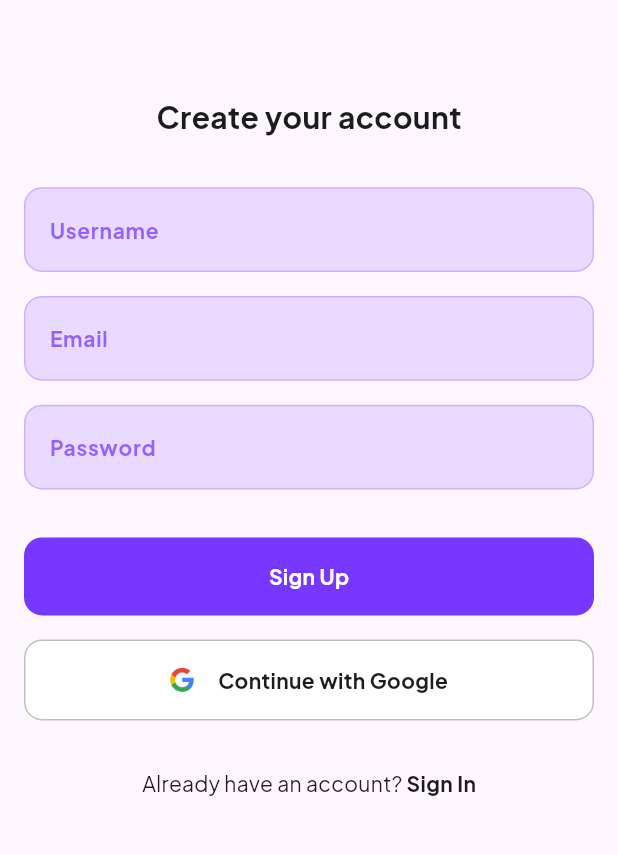
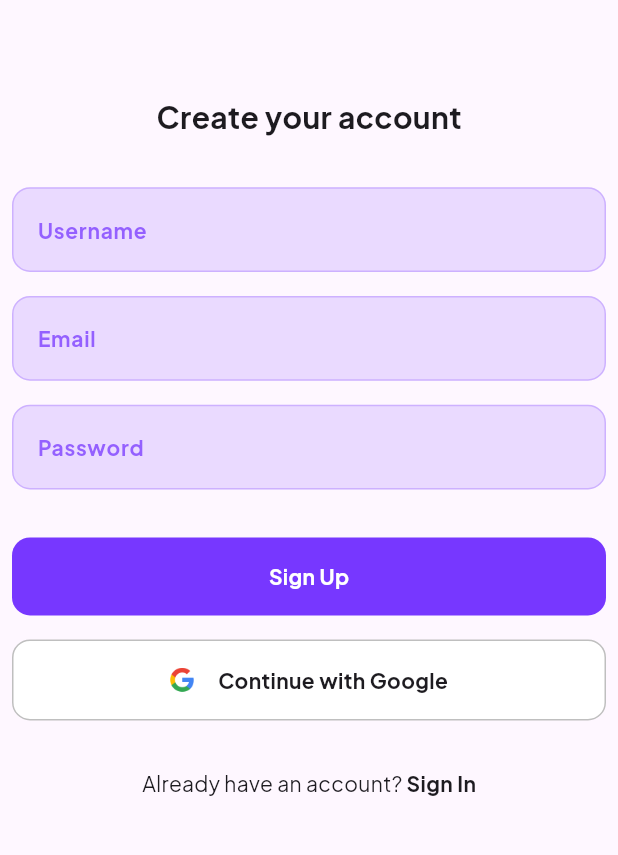
Before and after one commit to Dhafx/social_media, a Flutter app: the SignUpScreen screen opened directly, on a phone screen of 412 x 824 dp, the part 255-1110 px from its top. Run offline on Flutter 3.47's test engine with Material 2 defaults, Android fonts, the phone set to English and light mode, and no system bars; our stand-ins replace firebase_auth, firebase_core, firebase_messaging, flutter_local_notifications, get; accounts and stored records are empty.

Commit message:
social_media: mengupdate sign up screen

```diff
--- a/lib/screens/sign_up_screen.dart
+++ b/lib/screens/sign_up_screen.dart
@@ -23,7 +23,7 @@ class _SignUpScreenState extends State<SignUpScreen> {
           physics: const NeverScrollableScrollPhysics(),
           child: Container(
             height: MediaQuery.of(context).size.height,
-            padding: const EdgeInsets.symmetric(horizontal: 16),
+            padding: const EdgeInsets.symmetric(horizontal: 8),
             child: Column(
               mainAxisAlignment: MainAxisAlignment.center,
               children: <Widget>[
```
